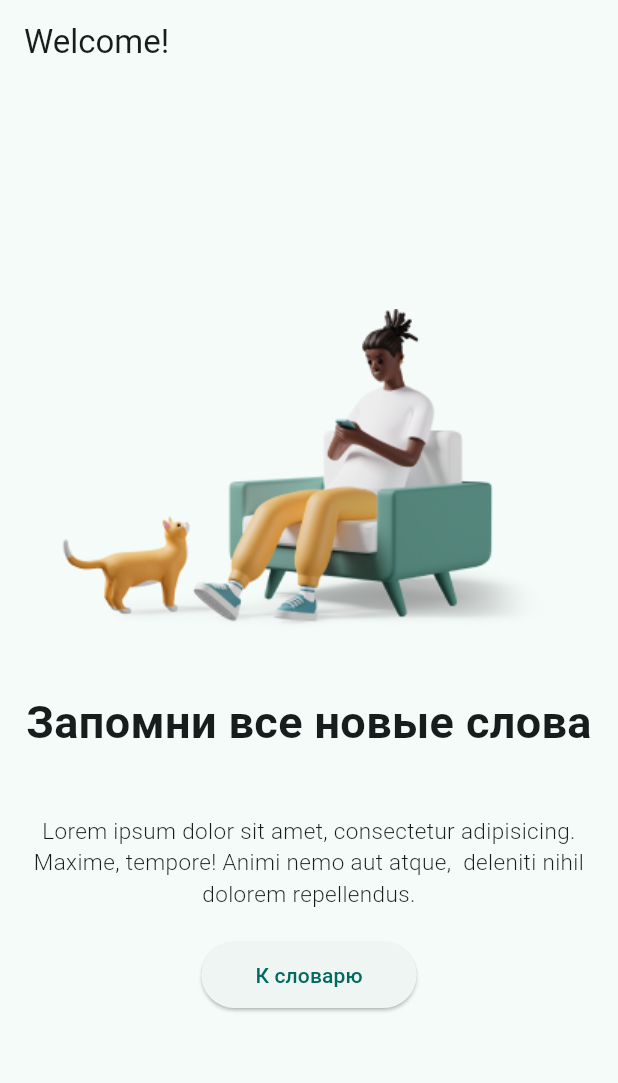
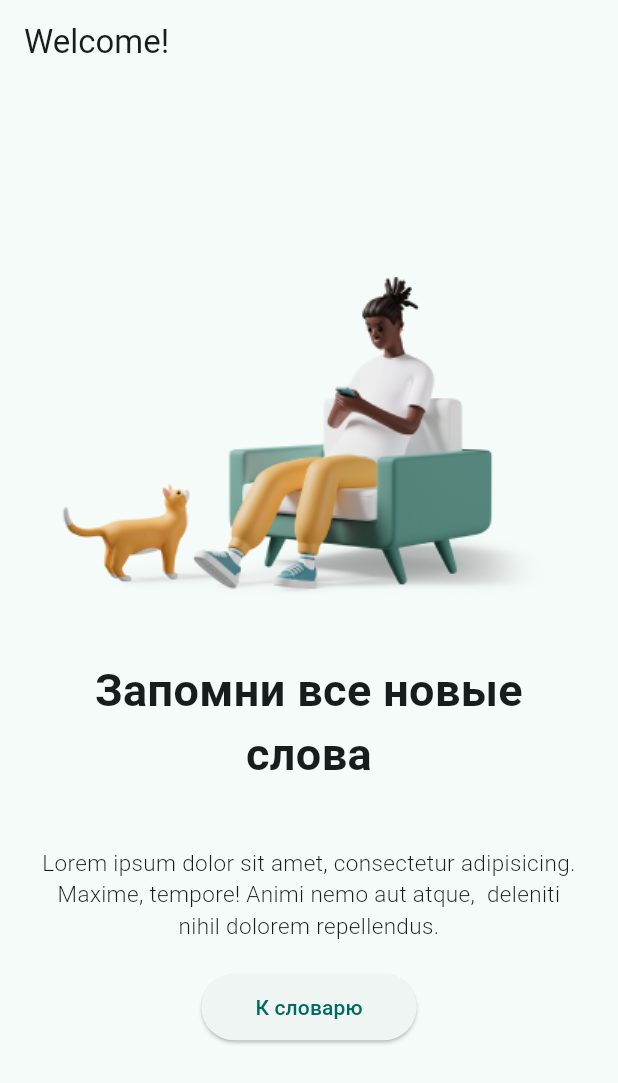
Before and after one commit to al-march/flutter_dictionary, a Flutter app: the screen it shows after launch, on a phone screen of 412 x 824 dp. Shown: the top 1083 px of the screen. Run offline on Flutter 3.47's test engine with Material 2 defaults, Android fonts, the phone set to English and light mode, and no system bars.

Commit message:
update start screen

```diff
--- a/lib/screens/start_screen.dart
+++ b/lib/screens/start_screen.dart
@@ -1,5 +1,8 @@
 import 'package:dictionary/screens/dictionary_screen.dart';
+import 'package:flutter/cupertino.dart';
 import 'package:flutter/material.dart';
+
+import '../components/template/center_scroll.dart';
 
 class StartScreen extends StatelessWidget {
   const StartScreen({super.key});
@@ -10,12 +13,11 @@ class StartScreen extends StatelessWidget {
       appBar: AppBar(
         title: const Text('Welcome!'),
       ),
-      body: Center(
-        child: Container(
-          padding: const EdgeInsets.all(15.0),
-          constraints: const BoxConstraints(minWidth: 300, maxWidth: 500),
+      body: Container(
+        constraints: const BoxConstraints.expand(),
+        child: CenterScroll(
+          padding: const EdgeInsets.all(25.0),
           child: Column(
-            mainAxisAlignment: MainAxisAlignment.center,
             children: [
               const Image(image: AssetImage('assets/images/sofa-man.png')),
               const Text(
@@ -43,7 +45,7 @@ class StartScreen extends StatelessWidget {
                 onPressed: () => {
                   Navigator.push(
                       context,
-                      MaterialPageRoute(
+                      CupertinoPageRoute(
                         builder: (context) => const DictionaryScreen(),
                       ))
                 },
```
